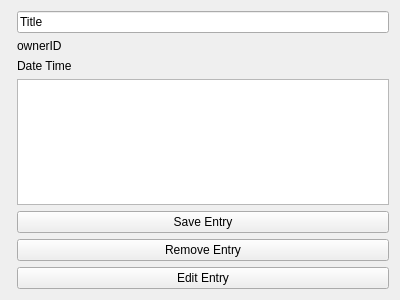
Above: EGUI/lab1/blogentry.ui from kuchyx/WUT_Computer_Science before the change. Below: the same form after it.
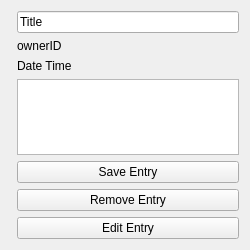
That is the form after the change.

Commit message: feat: add maximum size of blog entry

```diff
--- a/EGUI/lab1/blogentry.ui
+++ b/EGUI/lab1/blogentry.ui
@@ -6,10 +6,22 @@
    <rect>
     <x>0</x>
     <y>0</y>
-    <width>400</width>
-    <height>300</height>
+    <width>250</width>
+    <height>250</height>
    </rect>
   </property>
+  <property name="minimumSize">
+   <size>
+    <width>0</width>
+    <height>250</height>
+   </size>
+  </property>
+  <property name="maximumSize">
+   <size>
+    <width>16777215</width>
+    <height>250</height>
+   </size>
+  </property>
   <property name="windowTitle">
    <string>Form</string>
   </property>
```
The commit also changes 7 other files.
